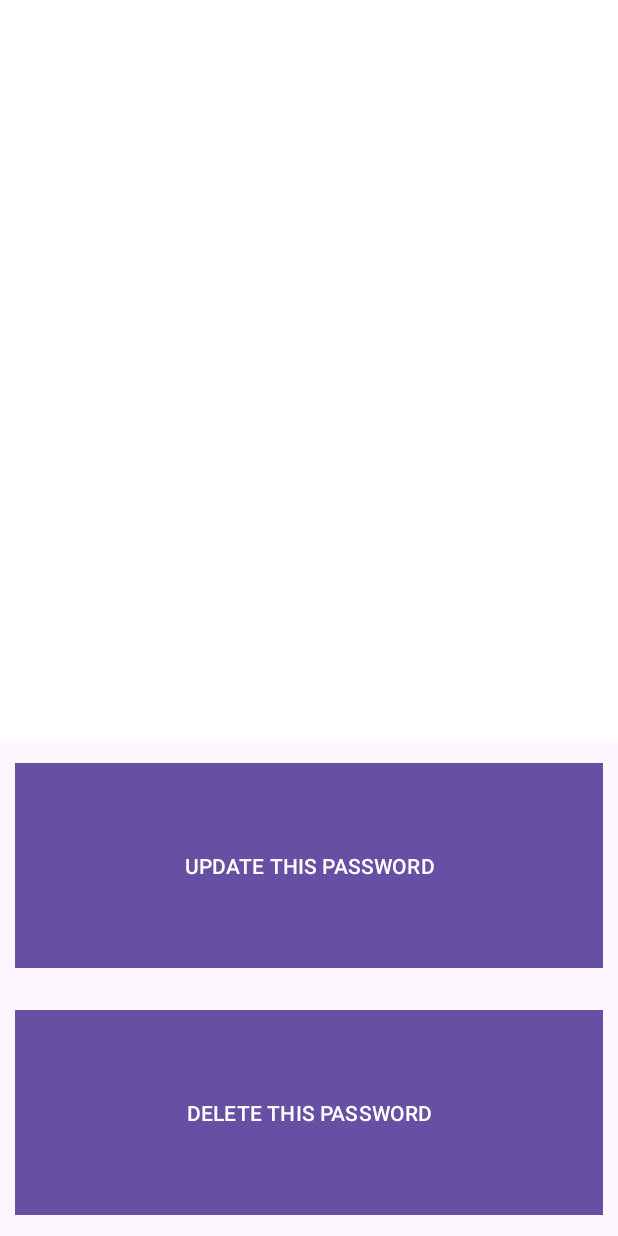
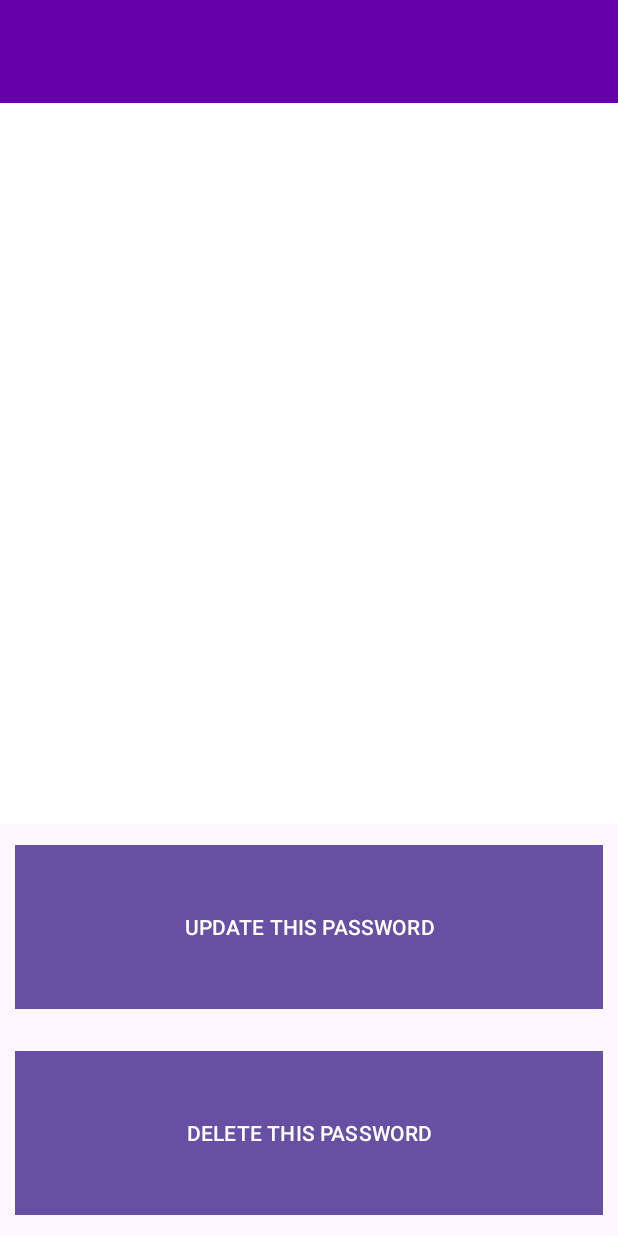
Before and after one commit to DJ475/PasSave-Vault-Password-Manager, an Android app: the DetailedPassDecrypt screen opened directly, with no data from a screen before it, on a phone screen of 412 x 824 dp. Run offline under Robolectric (Android 15) with nearby library versions, the phone set to English and light mode, and no system bars; pictures from the network do not load.

Commit message:
Checks For Generating Pass(Complete),Bug Also Fixed(No Null Inputs)

```diff
--- a/app/src/main/java/com/example/passavevault/StoredPassActivity.kt
+++ b/app/src/main/java/com/example/passavevault/StoredPassActivity.kt
@@ -132,6 +132,11 @@ class StoredPassActivity : AppCompatActivity() {
             builder.setView(viewEditText)
             builder.setPositiveButton("Enter") { dialog, which ->
                 StringUserInLengthPass = getUserIN.text.toString()
+                if(StringUserInLengthPass.toInt() < 13)
+                {
+                    Toast.makeText(applicationContext,"Most Secure Passwords Are a Length of 13 or more Characters\n\nPlease Retry",Toast.LENGTH_LONG).show()
+                    return@setPositiveButton
+                }
                 println(StringUserInLengthPass)
 
                 CoroutineScope(Dispatchers.IO).launch {
--- a/app/src/main/res/layout/activity_detailed_pass_decrypt.xml
+++ b/app/src/main/res/layout/activity_detailed_pass_decrypt.xml
@@ -7,6 +7,14 @@
     android:layout_height="match_parent"
     android:orientation="vertical"
     tools:context=".DetailedPassDecrypt">
+
+    <androidx.appcompat.widget.Toolbar
+        android:layout_width="match_parent"
+        android:layout_height="match_parent"
+        android:background="@color/default_color"
+        android:layout_weight="0.55">
+
+    </androidx.appcompat.widget.Toolbar>
 
     <LinearLayout
         android:layout_width="match_parent"
--- a/app/src/main/res/layout/activity_stored_pass.xml
+++ b/app/src/main/res/layout/activity_stored_pass.xml
@@ -9,11 +9,13 @@
     tools:context=".StoredPassActivity">
 
 
+
     <androidx.appcompat.widget.Toolbar
         android:id="@+id/toolbarActivityStore"
         android:layout_width="match_parent"
         android:layout_height="wrap_content"
         android:minHeight="?attr/actionBarSize"
+        android:background="@color/default_color"
         android:theme="?attr/actionBarTheme" />
 
     <LinearLayout
--- a/app/src/main/res/values/colors.xml
+++ b/app/src/main/res/values/colors.xml
@@ -2,4 +2,5 @@
 <resources>
     <color name="black">#FF000000</color>
     <color name="white">#FFFFFFFF</color>
+    <color name="default_color">#6600AC</color>
 </resources>
```
